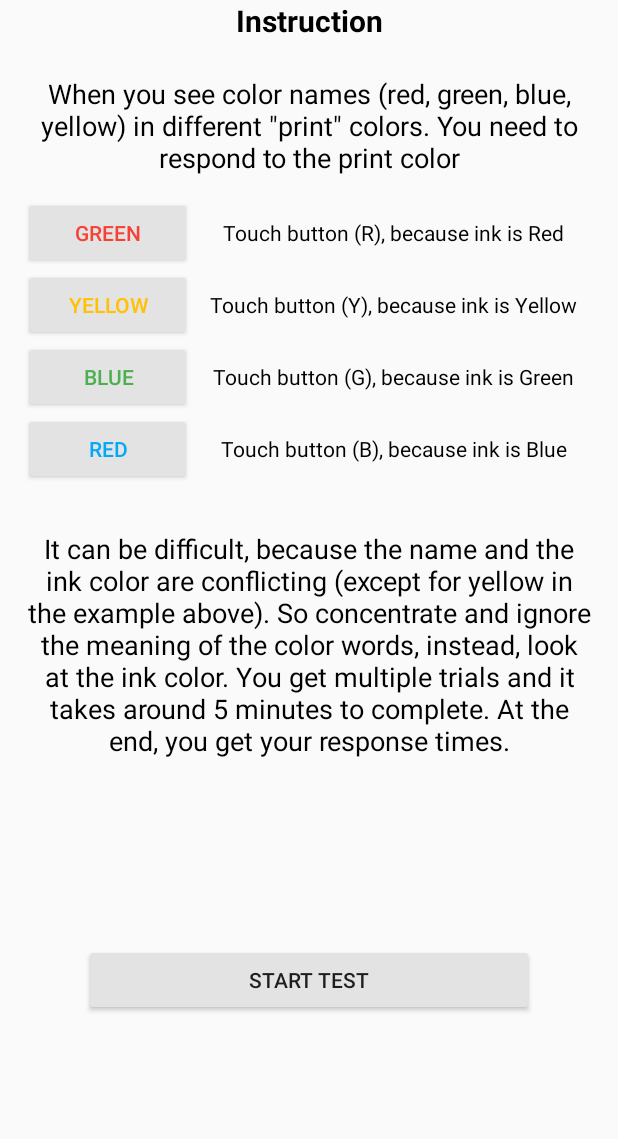
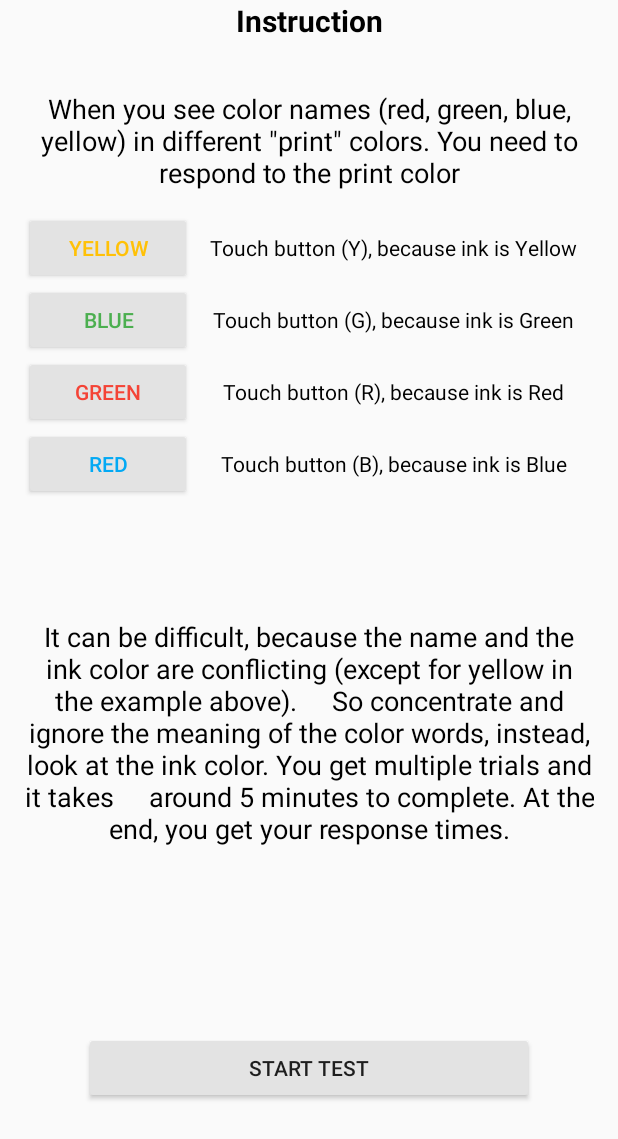
Before and after one commit to LucasNguyen21/SPUI, an Android app: the StroopTestActivity screen opened directly, with no data from a screen before it, on a phone screen of 412 x 824 dp. Shown: the top 1139 px of the screen. Run offline under Robolectric (Android 15) with nearby library versions, the phone set to English and light mode, and no system bars.

Commit message:
fix stroop test layout + keystroke tracking

```diff
--- a/app/src/main/res/layout/keystrokelogger.xml
+++ b/app/src/main/res/layout/keystrokelogger.xml
@@ -9,7 +9,7 @@
         android:layout_width="match_parent"
         android:layout_height="56dp"
         android:gravity="center|center_vertical"
-        android:text="Can you tell me your dream?"
+        android:text="Where are you and how are you feeling?"
         android:textSize="18dp"
         android:textAlignment="center" />
 
--- a/app/src/main/res/layout/listview_test_items.xml
+++ b/app/src/main/res/layout/listview_test_items.xml
@@ -3,7 +3,8 @@
     xmlns:android="http://schemas.android.com/apk/res/android"
     android:layout_width="match_parent"
     android:layout_height="match_parent"
-    android:weightSum="100">
+    android:weightSum="100"
+    android:orientation="horizontal">
 
 
     <TextView
--- a/app/src/main/res/layout/stroop_main.xml
+++ b/app/src/main/res/layout/stroop_main.xml
@@ -4,16 +4,32 @@
     android:layout_height="match_parent"
     android:paddingLeft="16dp"
     android:paddingRight="16dp"
-    android:orientation="vertical" >
+    android:orientation="vertical"
+    android:weightSum="100">
+
+    <LinearLayout
+        android:layout_width="match_parent"
+        android:layout_height="match_parent"
+        android:orientation="vertical"
+        android:layout_weight="50">
 
         <TextView
             android:layout_width="match_parent"
-        android:layout_height="50dp"
+            android:layout_height="30dp"
             android:text="Instruction"
             android:textAlignment="center"
             android:textColor="#000000"
             android:textSize="20dp"
             android:textStyle="bold" />
+
+        <TextView
+            android:layout_width="match_parent"
+            android:layout_height="30dp"
+            android:text="\n"
+            android:textAlignment="center"
+            android:textColor="#000000"
+            android:textSize="18dp"
+            android:textStyle="normal" />
 
         <TextView
             android:layout_width="match_parent"
@@ -24,6 +40,65 @@
             android:textSize="18dp"
             android:textStyle="normal" />
 
+        <LinearLayout
+            android:layout_width="match_parent"
+            android:layout_height="wrap_content"
+            android:layout_gravity="center"
+            android:orientation="horizontal"
+            android:textAlignment="center">
+
+            <Button
+                android:layout_width="112dp"
+                android:layout_height="wrap_content"
+                android:layout_gravity="center"
+                android:backgroundTint="#E3E3E3"
+                android:text="YELLOW"
+                android:textColor="#FFC107" />
+
+            <TextView
+                android:id="@+id/textView4"
+                android:layout_width="match_parent"
+                android:layout_height="wrap_content"
+                android:layout_gravity="center"
+                android:layout_weight="1"
+                android:text="Touch button (Y), because ink is Yellow"
+                android:textAlignment="center"
+                android:textAllCaps="false"
+                android:textColor="#000000"
+                android:textIsSelectable="false" />
+        </LinearLayout>
+
+        <LinearLayout
+            android:layout_width="match_parent"
+            android:layout_height="wrap_content"/>
+
+        <LinearLayout
+            android:layout_width="match_parent"
+            android:layout_height="wrap_content"
+            android:layout_gravity="center"
+            android:orientation="horizontal"
+            android:textAlignment="center">
+
+            <Button
+                android:layout_width="112dp"
+                android:layout_height="wrap_content"
+                android:layout_gravity="center"
+                android:backgroundTint="#E3E3E3"
+                android:text="BLUE"
+                android:textColor="#4CAF50" />
+
+            <TextView
+                android:id="@+id/textView5"
+                android:layout_width="match_parent"
+                android:layout_height="wrap_content"
+                android:layout_gravity="center"
+                android:layout_weight="1"
+                android:text="Touch button (G), because ink is Green"
+                android:textAlignment="center"
+                android:textAllCaps="false"
+                android:textColor="#000000"
+                android:textIsSelectable="false" />
+        </LinearLayout>
 
         <LinearLayout
             android:layout_width="match_parent"
@@ -65,62 +140,6 @@
                 android:layout_height="wrap_content"
                 android:layout_gravity="center"
                 android:backgroundTint="#E3E3E3"
-            android:text="YELLOW"
-            android:textColor="#FFC107" />
-
-        <TextView
-            android:id="@+id/textView4"
-            android:layout_width="match_parent"
-            android:layout_height="wrap_content"
-            android:layout_gravity="center"
-            android:layout_weight="1"
-            android:text="Touch button (Y), because ink is Yellow"
-            android:textAlignment="center"
-            android:textAllCaps="false"
-            android:textColor="#000000"
-            android:textIsSelectable="false" />
-    </LinearLayout>
-
-    <LinearLayout
-        android:layout_width="match_parent"
-        android:layout_height="wrap_content"
-        android:layout_gravity="center"
-        android:orientation="horizontal"
-        android:textAlignment="center">
-
-        <Button
-            android:layout_width="112dp"
-            android:layout_height="wrap_content"
-            android:layout_gravity="center"
-            android:backgroundTint="#E3E3E3"
-            android:text="BLUE"
-            android:textColor="#4CAF50" />
-
-        <TextView
-            android:id="@+id/textView5"
-            android:layout_width="match_parent"
-            android:layout_height="wrap_content"
-            android:layout_gravity="center"
-            android:layout_weight="1"
-            android:text="Touch button (G), because ink is Green"
-            android:textAlignment="center"
-            android:textAllCaps="false"
-            android:textColor="#000000"
-            android:textIsSelectable="false" />
-    </LinearLayout>
-
-    <LinearLayout
-        android:layout_width="match_parent"
-        android:layout_height="wrap_content"
-        android:layout_gravity="center"
-        android:orientation="horizontal"
-        android:textAlignment="center">
-
-        <Button
-            android:layout_width="112dp"
-            android:layout_height="wrap_content"
-            android:layout_gravity="center"
-            android:backgroundTint="#E3E3E3"
                 android:text="RED"
                 android:textColor="#03A9F4" />
 
@@ -136,16 +155,14 @@
                 android:textColor="#000000"
                 android:textIsSelectable="false" />
         </LinearLayout>
+    </LinearLayout>
 
-    <TextView
+
+    <LinearLayout
         android:layout_width="match_parent"
-        android:layout_height="30dp"
-        android:text="\n"
-        android:textAlignment="center"
-        android:textColor="#000000"
-        android:textSize="18dp"
-        android:textStyle="normal"/>
-
+        android:layout_height="match_parent"
+        android:orientation="vertical"
+        android:layout_weight="50">
 
         <TextView
             android:id="@+id/textView7"
@@ -166,5 +183,6 @@ around 5 minutes to complete. At the end, you get your response times.'
             android:layout_gravity="center"
             android:backgroundTint="#E3E3E3"
             android:text="Start Test" />
+    </LinearLayout>
 
 </LinearLayout>
```
Also changed, not shown: app/src/main/java/com/federation/funf_test/KeystokeLogger/KeystrokeLoggerActivity.java (+21 -0 lines), app/src/main/res/layout/stroop_intest.xml (+8 -6 lines). Lines whose indentation alone changed are shown as unchanged.
